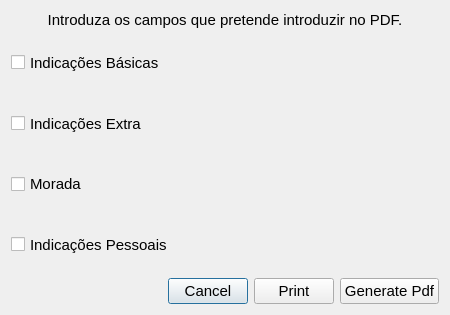
Above: pteid-mw-pt/_src/eidmw/eidgui/dlgPrint.ui from amagovpt/autenticacao.gov before the change. Below: the same form after it.
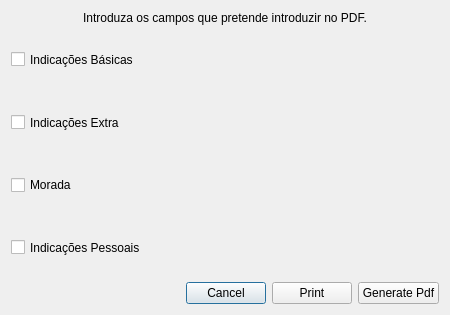
That is the form after the change. Icons and pictures are not drawn.

Commit message: Correct font settings in dlgPrint.

The edit to the form file:
```diff
--- a/pteid-mw-pt/_src/eidmw/eidgui/dlgPrint.ui
+++ b/pteid-mw-pt/_src/eidmw/eidgui/dlgPrint.ui
@@ -10,11 +10,6 @@
     <height>315</height>
    </rect>
   </property>
-  <property name="font">
-   <font>
-    <pointsize>11</pointsize>
-   </font>
-  </property>
   <property name="windowTitle">
    <string>Print</string>
   </property>
```
